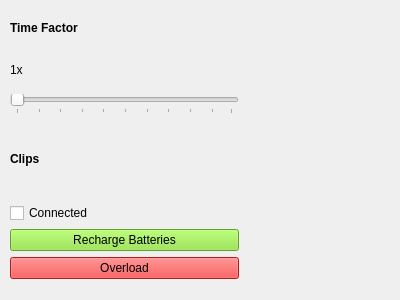
Above: sidemenuview.ui from eo640217/device-simulator before the change. Below: the same form after it.
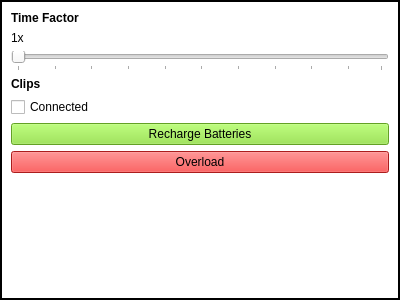
That is the form after the change. Icons and pictures are not drawn.

Diff of the .ui file:
```diff
--- a/sidemenuview.ui
+++ b/sidemenuview.ui
@@ -13,18 +13,13 @@
   <property name="windowTitle">
    <string>Form</string>
   </property>
-  <widget class="QWidget" name="verticalLayoutWidget_2">
-   <property name="geometry">
-    <rect>
-     <x>10</x>
-     <y>10</y>
-     <width>229</width>
-     <height>269</height>
-    </rect>
-   </property>
-   <layout class="QVBoxLayout" name="verticalLayout_3">
-    <item>
-     <layout class="QVBoxLayout" name="verticalLayout_4">
+  <property name="styleSheet">
+   <string notr="true">#SideMenuView{
+background-color: #fff;
+border: 2px solid #000;
+}</string>
+  </property>
+  <layout class="QVBoxLayout" name="verticalLayout_2">
       <item>
        <widget class="QLabel" name="label_2">
         <property name="sizePolicy">
@@ -82,10 +77,6 @@
         </property>
        </widget>
       </item>
-     </layout>
-    </item>
-    <item>
-     <layout class="QVBoxLayout" name="verticalLayout">
       <item>
        <widget class="QLabel" name="label">
         <property name="sizePolicy">
@@ -112,8 +103,6 @@
         </property>
        </widget>
       </item>
-     </layout>
-    </item>
     <item>
      <widget class="QPushButton" name="ChargeButton">
       <property name="palette">
@@ -1020,8 +1009,20 @@
       </property>
      </widget>
     </item>
-   </layout>
-  </widget>
+   <item>
+    <spacer name="verticalSpacer">
+     <property name="orientation">
+      <enum>Qt::Vertical</enum>
+     </property>
+     <property name="sizeHint" stdset="0">
+      <size>
+       <width>20</width>
+       <height>40</height>
+      </size>
+     </property>
+    </spacer>
+   </item>
+  </layout>
  </widget>
  <resources/>
  <connections/>
```
Lines whose indentation alone changed are shown as unchanged.
